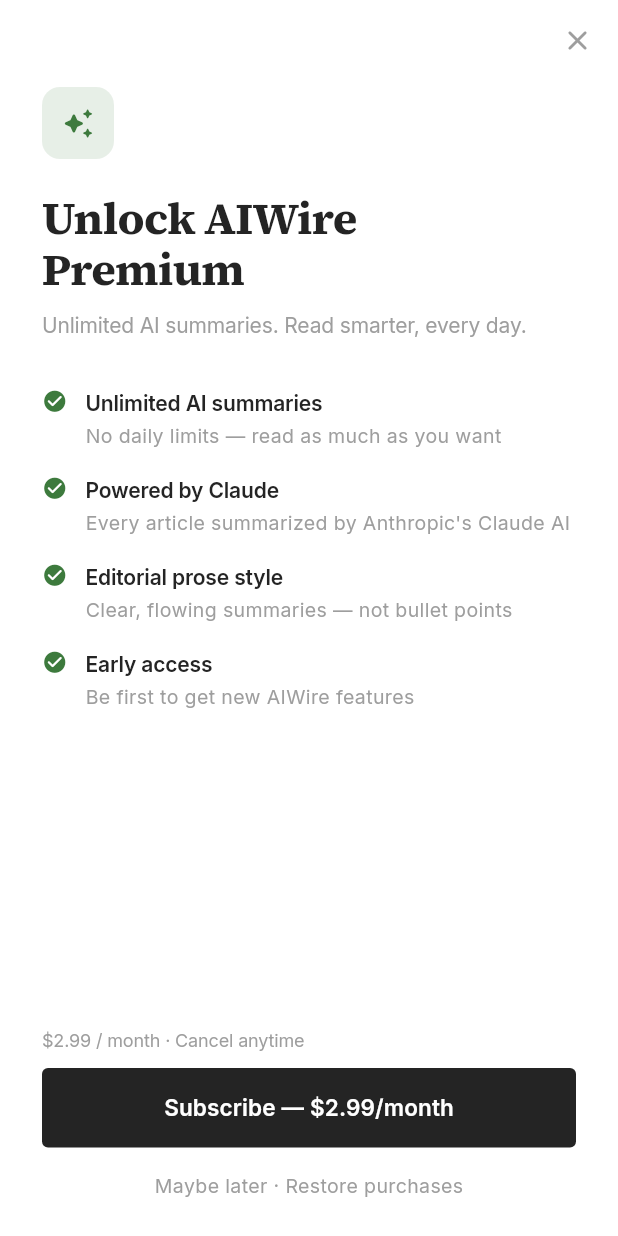
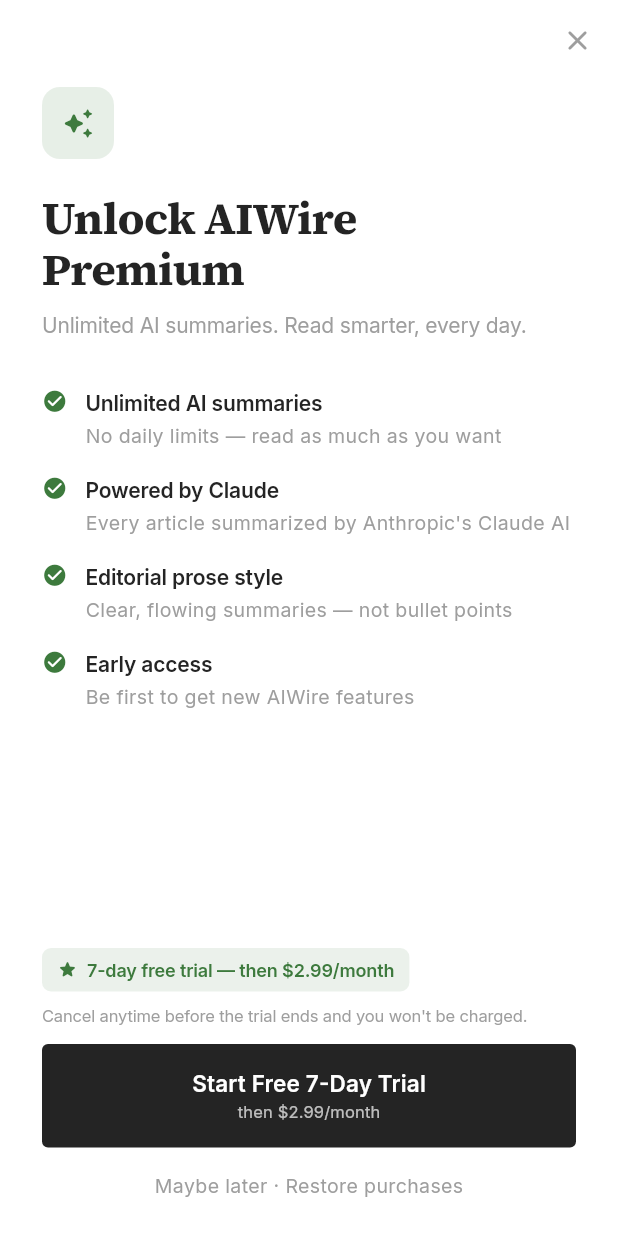
Before and after one commit to Prab187/Aiwire, a Flutter app: the PaywallScreen screen opened directly with empty values, on a phone screen of 412 x 824 dp. Run offline on Flutter 3.47's test engine with Material 3 defaults, Android fonts, the phone set to English and light mode, and no system bars; our stand-ins replace cached_network_image, flutter_dotenv, flutter_staggered_animations, google_fonts, google_sign_in, in_app_purchase and 5 more; accounts and stored records are empty; network calls fail.

Commit message:
Update paywall with 7-day free trial UI
- Added trial badge showing '7-day free trial — then $2.99/month'
- Changed CTA button to 'Start Free 7-Day Trial' with price subtitle
- Added cancellation notice below badge

Co-Authored-By: Claude Sonnet 4.6 <noreply@anthropic.com>

```diff
--- a/lib/screens/paywall_screen.dart
+++ b/lib/screens/paywall_screen.dart
@@ -105,10 +105,29 @@ class _PaywallScreenState extends State<PaywallScreen> {
                   _feature(t, 'Early access',
                       'Be first to get new AIWire features'),
                   const Spacer(),
-                  Text('$price / month · Cancel anytime',
+                  // Trial badge
+                  Container(
+                    padding: const EdgeInsets.symmetric(horizontal: 10, vertical: 6),
+                    decoration: BoxDecoration(
+                      color: t.accent.withOpacity(0.10),
+                      borderRadius: BorderRadius.circular(6),
+                    ),
+                    child: Row(mainAxisSize: MainAxisSize.min, children: [
+                      Icon(Icons.star_rounded, size: 14, color: t.accent),
+                      const SizedBox(width: 6),
+                      Text('7-day free trial — then $price/month',
+                          style: GoogleFonts.inter(
+                              fontSize: 12,
+                              fontWeight: FontWeight.w600,
+                              color: t.accent,
+                              letterSpacing: -0.1)),
+                    ]),
+                  ),
+                  const SizedBox(height: 8),
+                  Text('Cancel anytime before the trial ends and you won\'t be charged.',
                       style: GoogleFonts.inter(
-                          fontSize: 12, color: t.muted, letterSpacing: -0.1)),
-                  const SizedBox(height: 10),
+                          fontSize: 11, color: t.muted, height: 1.4, letterSpacing: -0.1)),
+                  const SizedBox(height: 12),
                   SizedBox(
                     width: double.infinity,
                     child: ElevatedButton(
@@ -126,10 +145,16 @@ class _PaywallScreenState extends State<PaywallScreen> {
                               width: 18, height: 18,
                               child: CircularProgressIndicator(
                                   color: t.background, strokeWidth: 2))
-                          : Text('Subscribe — $price/month',
-                              style: GoogleFonts.inter(
-                                  fontSize: 15,
-                                  fontWeight: FontWeight.w600)),
+                          : Column(mainAxisSize: MainAxisSize.min, children: [
+                              Text('Start Free 7-Day Trial',
+                                  style: GoogleFonts.inter(
+                                      fontSize: 15, fontWeight: FontWeight.w600)),
+                              Text('then $price/month',
+                                  style: GoogleFonts.inter(
+                                      fontSize: 11,
+                                      fontWeight: FontWeight.w400,
+                                      color: t.background.withOpacity(0.7))),
+                            ]),
                     ),
                   ),
                   const SizedBox(height: 16),
```
